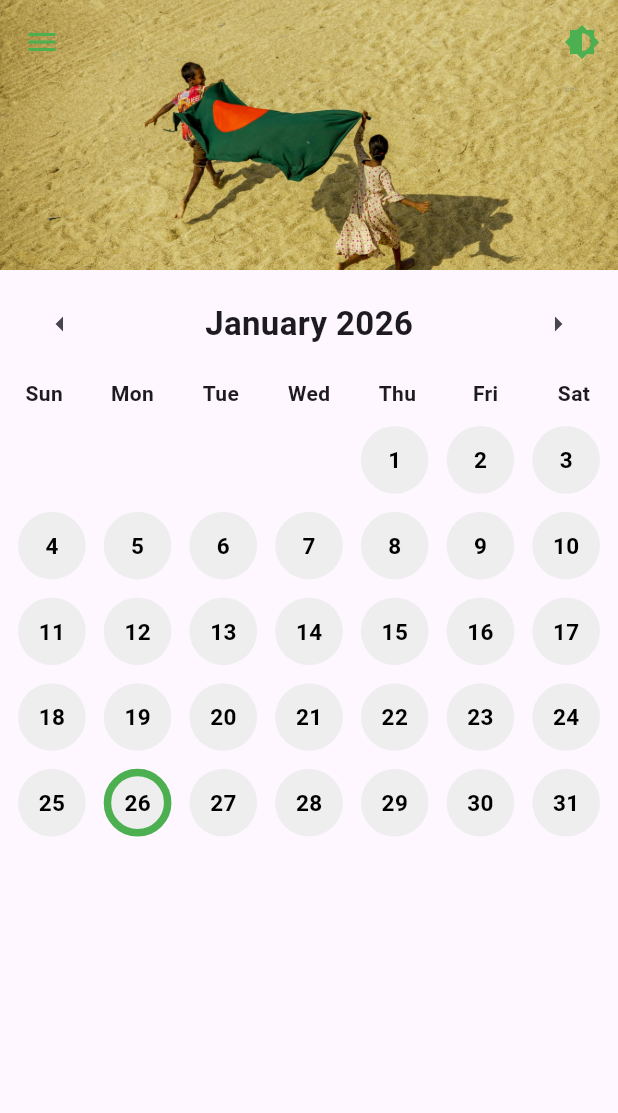
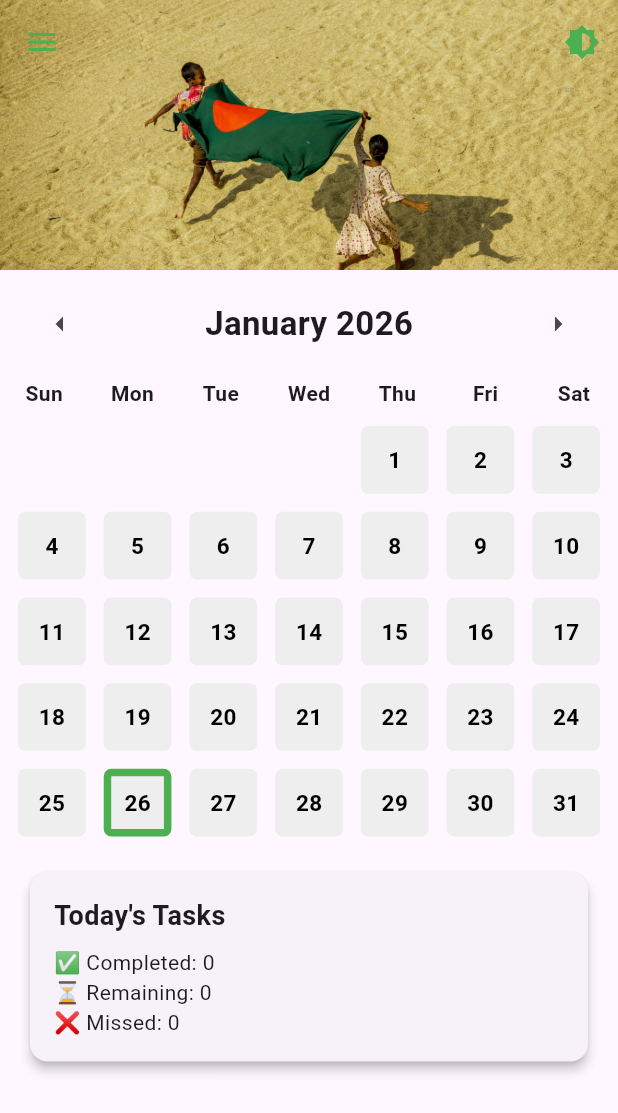
Before and after one commit to mahmud002/Bd_Calender, a Flutter app: the screen it shows after launch, on a phone screen of 412 x 824 dp. Shown: the top 1113 px of the screen. Run offline on Flutter 3.47's test engine with Material 3 defaults, Android fonts, the phone set to English and light mode, and no system bars; our stand-ins replace cloud_firestore, firebase_core, hive, hive_flutter, shared_preferences; accounts and stored records are empty; generated files the repository leaves out were written again.

Commit message:
Task have some issue

```diff
--- a/lib/screens/home_screen.dart
+++ b/lib/screens/home_screen.dart
@@ -1,3 +1,6 @@
+import 'package:hive/hive.dart';
+
+import '../model/task_model.dart';
 import 'repeated_reminder_list_page.dart';
 
 import 'task_page.dart';
@@ -42,17 +45,53 @@ class _CalendarScreenState extends State<CalendarScreen> {
 
   final double _calendarHeight = 400; // Approx height of your calendar grid
   final double _monthRowHeight = 60; // Height of month + weekday rows
+  late Box<TaskModel> taskBox;
+
   @override
   void initState() {
     super.initState();
     loadHolidays();
     loadNotices();
+    // Open Hive box for tasks
+    taskBox = Hive.box<TaskModel>('taskBox'); // Make sure you already opened this box in main()
   }
 
   @override
   void dispose() {
     _scrollController.dispose();
     super.dispose();
+  }
+  Map<String, dynamic> getTodayTaskStats() {
+    DateTime today = DateTime.now();
+    final tasks = taskBox.values.toList();
+
+    int completed = tasks.where((t) => t.isCompleted && isSameDay(t.date, today)).length;
+    int missed = tasks.where((t) => !t.isCompleted && t.date.isBefore(today)).length;
+    int remaining = tasks.where((t) => !t.isCompleted && isSameDay(t.date, today)).length;
+
+    // Upcoming task with <=5 days remaining
+    List<TaskModel> upcoming = tasks.where((t) {
+      if (t.isCompleted) return false;
+      int daysLeft = t.date.difference(today).inDays;
+      return daysLeft >= 0 && daysLeft <= 5;
+    }).toList();
+
+    upcoming.sort((a, b) => a.date.compareTo(b.date));
+
+    TaskModel? nextTask = upcoming.isNotEmpty ? upcoming.first : null;
+    int? daysLeft = nextTask != null ? nextTask.date.difference(today).inDays : null;
+
+    return {
+      "completed": completed,
+      "remaining": remaining,
+      "missed": missed,
+      "nextTask": nextTask,
+      "daysLeft": daysLeft,
+    };
+  }
+
+  bool isSameDay(DateTime d1, DateTime d2) {
+    return d1.year == d2.year && d1.month == d2.month && d1.day == d2.day;
   }
 
   void showCustomAboutDialog(BuildContext context) {
@@ -575,7 +614,7 @@ class _CalendarScreenState extends State<CalendarScreen> {
                         margin: const EdgeInsets.all(4),
                         alignment: Alignment.center,
                         decoration: BoxDecoration(
-                          borderRadius: BorderRadius.circular(100),
+                          borderRadius: BorderRadius.circular(5),
                           color: cellColor,
                           border: today
                               ? Border.all(color: Colors.green, width: 5)
@@ -599,6 +638,50 @@ class _CalendarScreenState extends State<CalendarScreen> {
                   ),
                 ),
               ),
+            SliverToBoxAdapter(
+              child: Padding(
+                padding: const EdgeInsets.symmetric(horizontal: 16, vertical: 8),
+                child: Builder(builder: (context) {
+                  final stats = getTodayTaskStats();
+                  final nextTask = stats['nextTask'] as TaskModel?;
+                  final daysLeft = stats['daysLeft'] as int?;
+
+                  return Card(
+                    elevation: 3,
+                    shape: RoundedRectangleBorder(
+                      borderRadius: BorderRadius.circular(12),
+                    ),
+                    child: Padding(
+                      padding: const EdgeInsets.all(16),
+                      child: Column(
+                        crossAxisAlignment: CrossAxisAlignment.start,
+                        children: [
+                          const Text(
+                            "Today's Tasks",
+                            style: TextStyle(fontSize: 18, fontWeight: FontWeight.bold),
+                          ),
+                          const SizedBox(height: 8),
+                          Text("✅ Completed: ${stats['completed']}"),
+                          Text("⏳ Remaining: ${stats['remaining']}"),
+                          Text("❌ Missed: ${stats['missed']}"),
+                          if (nextTask != null && daysLeft != null) ...[
+                            const SizedBox(height: 12),
+                            Text(
+                              "⚠️ $daysLeft days remaining to do:",
+                              style: const TextStyle(fontWeight: FontWeight.bold),
+                            ),
+                            Text(
+                              "👉 ${nextTask.title}",
+                              style: const TextStyle(fontStyle: FontStyle.italic),
+                            ),
+                          ],
+                        ],
+                      ),
+                    ),
+                  );
+                }),
+              ),
+            ),
 
             // ------------------ Notifications -----------------
             if (isLoadingNotices)
```
Also changed, not shown: pubspec.lock.
